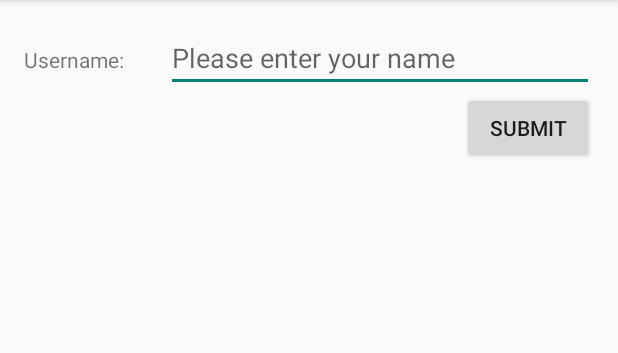
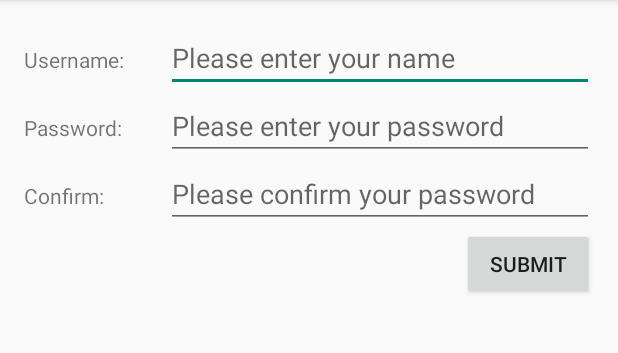
Before and after one commit to kyushu/SignUpForm, an Android app: the screen it shows after launch (LoginActivity), on a phone screen of 412 x 824 dp, the part 84-437 px from its top. Run offline under Robolectric (Android 15) with nearby library versions, the phone set to English and light mode, and no system bars.

Commit message:
some changes

```diff
--- a/app/src/main/res/layout/activity_login.xml
+++ b/app/src/main/res/layout/activity_login.xml
@@ -9,32 +9,76 @@
     tools:context=".LoginActivity">
 
     <LinearLayout
-        android:id="@+id/username_field"
+        android:id="@+id/user_fields"
+        android:orientation="vertical"
+        android:layout_width="match_parent"
+        android:layout_height="wrap_content">
+
+        <LinearLayout
             android:layout_width="match_parent"
             android:layout_height="wrap_content">
 
             <TextView
                 android:id="@+id/username_label"
-            android:layout_weight="25"
                 android:layout_width="0dp"
                 android:layout_height="wrap_content"
+                android:layout_weight="25"
                 android:text="@string/username_label" />
 
             <EditText
                 android:id="@+id/username_input"
-            android:layout_weight="75"
                 android:layout_width="0dp"
                 android:layout_height="wrap_content"
-            android:layout_toRightOf="@id/username_label"
+                android:layout_weight="75"
                 android:hint="@string/username_input_hint" />
+        </LinearLayout>
+
+        <LinearLayout
+            android:layout_width="match_parent"
+            android:layout_height="wrap_content">
+
+            <TextView
+                android:id="@+id/password_label"
+                android:layout_width="0dp"
+                android:layout_height="wrap_content"
+                android:layout_weight="25"
+                android:text="@string/password_label" />
+
+            <EditText
+                android:id="@+id/password_input"
+                android:layout_width="0dp"
+                android:layout_height="wrap_content"
+                android:layout_weight="75"
+                android:hint="@string/password_input_hint" />
+        </LinearLayout>
+
+        <LinearLayout
+            android:layout_width="match_parent"
+            android:layout_height="wrap_content">
+
+            <TextView
+                android:id="@+id/confirmation_label"
+                android:layout_width="0dp"
+                android:layout_height="wrap_content"
+                android:layout_weight="25"
+                android:text="@string/confirmation_label" />
+
+            <EditText
+                android:id="@+id/confirmation_input"
+                android:layout_width="0dp"
+                android:layout_height="wrap_content"
+                android:layout_weight="75"
+                android:hint="@string/confirmation_input_hint" />
+        </LinearLayout>
+
     </LinearLayout>
 
     <Button
         android:id="@+id/submit_button"
         android:layout_width="wrap_content"
         android:layout_height="wrap_content"
-        android:layout_alignRight="@id/username_field"
-        android:layout_below="@id/username_field"
+        android:layout_alignRight="@id/user_fields"
+        android:layout_below="@id/user_fields"
         android:text="@string/submit" />
 
 </RelativeLayout>
--- a/app/src/main/res/values/strings.xml
+++ b/app/src/main/res/values/strings.xml
@@ -5,5 +5,10 @@
     <string name="ok_button">Ok</string>
     <string name="username_label">Username:</string>
     <string name="username_input_hint">Please enter your name</string>
+    <string name="password_label">Password:</string>
+    <string name="password_input_hint">Please enter your password</string>
+    <string name="confirmation_label">Confirm:</string>
+    <string name="confirmation_input_hint">Please confirm your password</string>
+
     <string name="submit">Submit</string>
 </resources>
```
Lines whose indentation alone changed are shown as unchanged.
